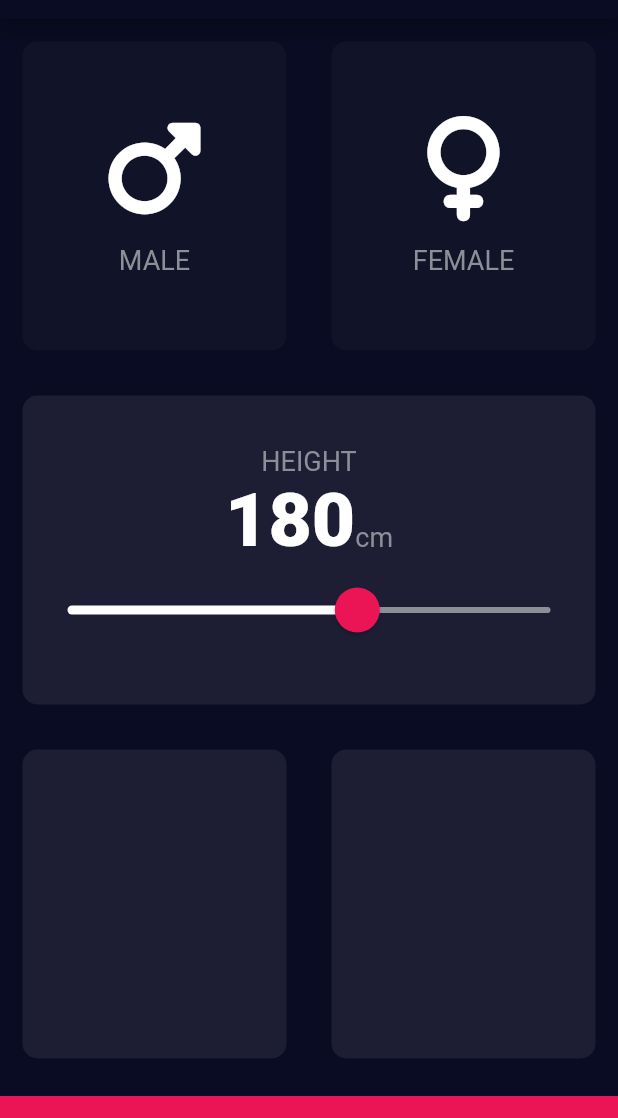
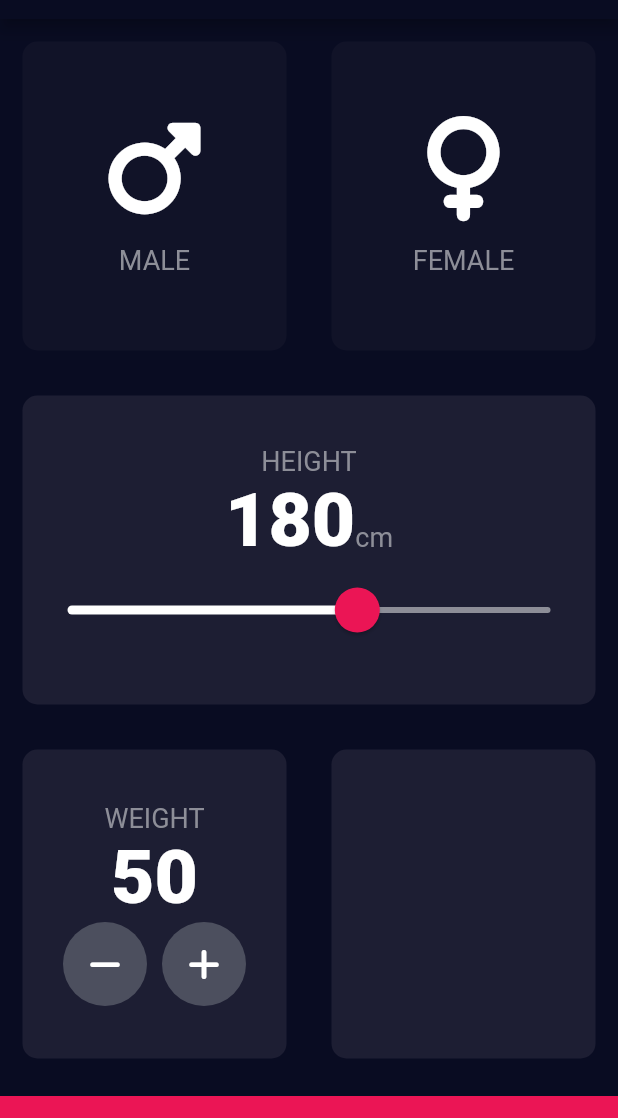
Before and after one commit to Sherry-jsp/BMI_calculator, a Flutter app: the screen it shows after launch, on a phone screen of 412 x 824 dp, the part 65-1183 px from its top. Run offline on Flutter 3.47's test engine with Material 2 defaults, Android fonts, the phone set to English and light mode, and no system bars; our stand-ins replace font_awesome_flutter.

Commit message:
feat(interface): weight options

```diff
--- a/lib/input_page.dart
+++ b/lib/input_page.dart
@@ -16,6 +16,7 @@ class InputPage extends StatefulWidget {
 class InputPageState extends State<InputPage> {
   Gender? selectedGender;
   int height = 180;
+  int weight = 50;
 
   @override
   Widget build(BuildContext context) {
@@ -91,12 +92,14 @@ class InputPageState extends State<InputPage> {
                   ),
                   SliderTheme(
                     data: SliderTheme.of(context).copyWith(
-                      thumbShape: const RoundSliderThumbShape(enabledThumbRadius: 15.0),
-                      overlayShape: const RoundSliderOverlayShape(overlayRadius: 30.0),
+                      thumbShape:
+                          const RoundSliderThumbShape(enabledThumbRadius: 15.0),
+                      overlayShape:
+                          const RoundSliderOverlayShape(overlayRadius: 30.0),
                       thumbColor: const Color(0xFFEB1555),
                       activeTrackColor: Colors.white,
                       overlayColor: const Color(0x29EB1555),
-                      inactiveTrackColor:const Color(0xFF8D8E98),
+                      inactiveTrackColor: const Color(0xFF8D8E98),
                     ),
                     child: Slider(
                       value: height.toDouble(),
@@ -117,7 +120,46 @@ class InputPageState extends State<InputPage> {
             child: Row(
               children: [
                 Expanded(
-                  child: ReusableCard(colour: kActiveBoxColor),
+                  child: ReusableCard(
+                    colour: kActiveBoxColor,
+                    cardChild: Column(
+                      mainAxisAlignment: MainAxisAlignment.center,
+                      children: [
+                        const Text(
+                          'WEIGHT',
+                          style: kLabelTextStyle,
+                        ),
+                        Text(
+                          weight.toString(),
+                          style: kNumberTextStyle,
+                        ),
+                        Row(
+                          mainAxisAlignment: MainAxisAlignment.center,
+                          children: [
+                            RoundIconButton(
+                              icon: FontAwesomeIcons.minus,
+                              onPress: () {
+                                setState(() {
+                                  weight--;
+                                });
+                              },
+                            ),
+                            const SizedBox(
+                              width: 10.0,
+                            ),
+                            RoundIconButton(
+                              icon: FontAwesomeIcons.plus,
+                              onPress: () {
+                                setState(() {
+                                  weight++;
+                                });
+                              },
+                            ),
+                          ],
+                        ),
+                      ],
+                    ),
+                  ),
                 ),
                 Expanded(
                   child: ReusableCard(colour: kActiveBoxColor),
@@ -136,3 +178,25 @@ class InputPageState extends State<InputPage> {
     );
   }
 }
+
+class RoundIconButton extends StatelessWidget {
+  RoundIconButton({required this.icon, required this.onPress});
+
+  final IconData icon;
+  final void Function()? onPress;
+
+  @override
+  Widget build(BuildContext context) {
+    return RawMaterialButton(
+      elevation: 0.0,
+      constraints: BoxConstraints.tightFor(
+        width: 56.0,
+        height: 56.0,
+      ),
+      shape: CircleBorder(),
+      fillColor: Color(0xFF4C4F5E),
+      onPressed: onPress,
+      child: Icon(icon),
+    );
+  }
+}
```
